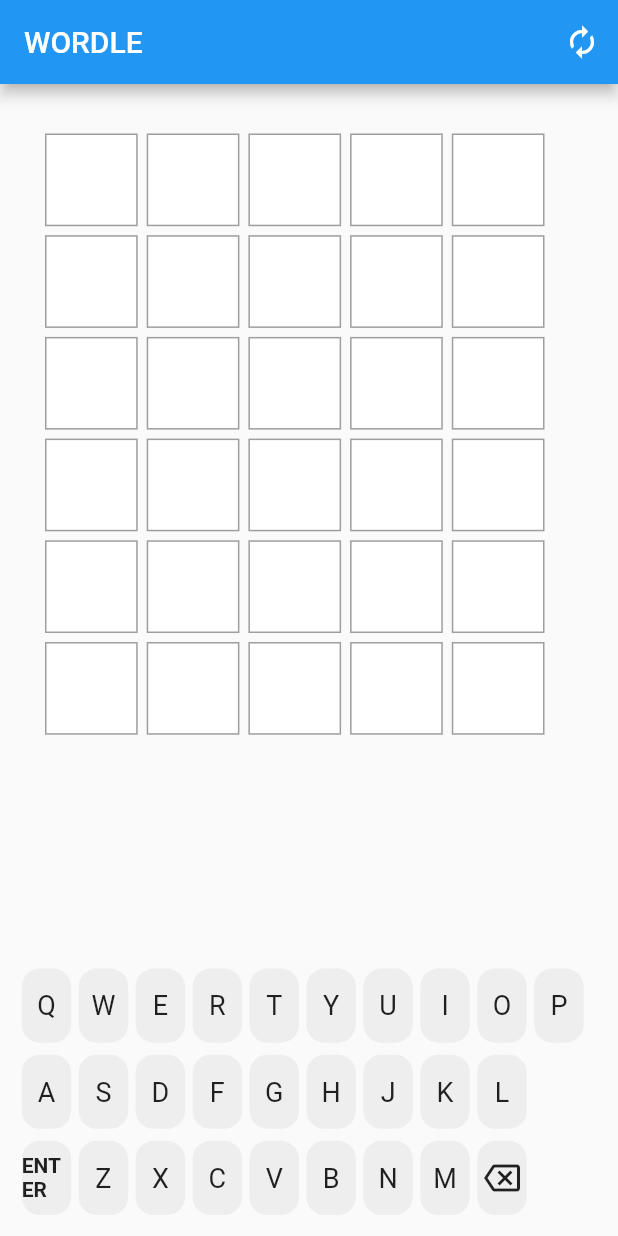
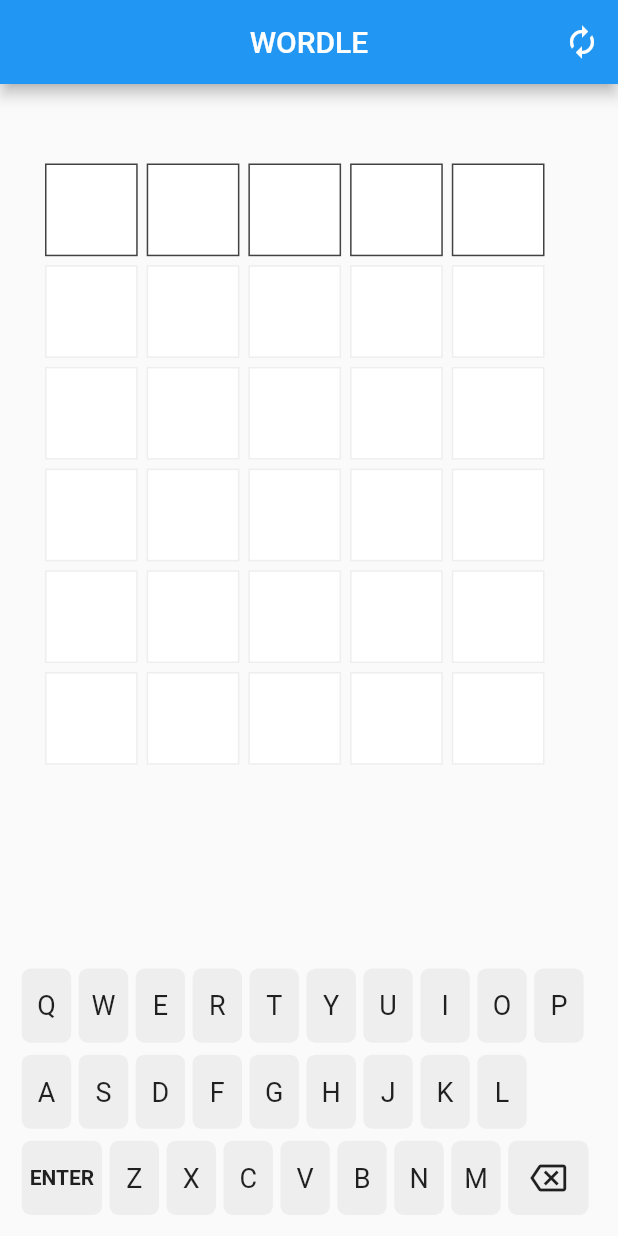
Before and after one commit to abugai01/flutter_wordle_clone, a Flutter app: the screen it shows after launch, on a phone screen of 412 x 824 dp. Run offline on Flutter 3.47's test engine with Material 2 defaults, Android fonts, the phone set to English and light mode, and no system bars; our stand-ins replace flutter_bloc.

Commit message:
bug fixin

```diff
--- a/lib/main.dart
+++ b/lib/main.dart
@@ -1,5 +1,7 @@
 import 'package:flutter/material.dart';
-import 'package:flutter_wordle_clone/pages/home_page.dart';
+import 'package:flutter_bloc/flutter_bloc.dart';
+import 'package:flutter_wordle_clone/cubits/field_cubit.dart';
+import 'package:flutter_wordle_clone/pages/game_page.dart';
 
 void main() {
   runApp(const MyApp());
@@ -18,7 +20,11 @@ class MyApp extends StatelessWidget {
       theme: ThemeData(
         primarySwatch: Colors.blue,
       ),
-      home: const HomePage(),
+      //todo: rename to game cubit!
+      home: BlocProvider<FieldCubit>(
+        create: (context) => FieldCubit(),
+        child: const GamePage(),
+      ),
       debugShowCheckedModeBanner: false,
     );
   }
--- /dev/null
+++ b/lib/models/enums/game_state_enum.dart
@@ -0,0 +1 @@
+enum GameState { active, lost, won }
--- /dev/null
+++ b/lib/models/enums/word_state_enum.dart
@@ -0,0 +1,5 @@
+enum WordState {
+  checked,
+  active,
+  notStarted,
+}
--- a/lib/models/field_model.dart
+++ b/lib/models/field_model.dart
@@ -2,6 +2,8 @@ import 'dart:developer';
 
 import 'package:flutter_wordle_clone/config/constants.dart';
 import 'package:flutter_wordle_clone/helpers/word_helper.dart';
+import 'package:flutter_wordle_clone/models/enums/game_state_enum.dart';
+import 'package:flutter_wordle_clone/models/enums/word_state_enum.dart';
 import 'package:flutter_wordle_clone/models/keyboard_model.dart';
 import 'package:flutter_wordle_clone/models/letter_model.dart';
 import 'package:flutter_wordle_clone/models/word_model.dart';
@@ -15,10 +17,12 @@ class FieldModel {
   Map<int, WordModel> words;
   KeyboardModel keyboard;
   late WordModel winnerWord;
+  GameState gameState;
 
   FieldModel.start()
       : activeCellIndex = 0,
         activeWordIndex = 0,
+        gameState = GameState.active,
         words = <int, WordModel>{},
         keyboard = KeyboardModel() {
     _prepareWords();
@@ -30,14 +34,25 @@ class FieldModel {
   void _prepareWords() {
     for (int i = 0; i < Constants.numberOfWords; i++) {
       words[i] = WordModel.empty();
+
+      if (i == 0) {
+        //todo: null safety!
+        words[i]!.state = WordState.active;
       }
     }
+  }
+
+  //todo: show winner in snack bar!
 
   void _selectWinner() {
     winnerWord = WordModel(WordHelper().getRandomWord());
   }
 
   void addLetter(LetterModel letter) {
+    if (gameState != GameState.active) {
+      return;
+    }
+
     //todo: null safety!!!
     words[activeWordIndex]!.addLetter(activeCellIndex, letter);
 
@@ -48,11 +63,20 @@ class FieldModel {
     log("added letter, now activeCellIndex is: " + activeCellIndex.toString());
   }
 
+  //todo: is there an easier way?
   void removeLetter() {
+    if (gameState != GameState.active) {
+      return;
+    }
+
     //todo: null safety!!! + explain why!
     if (!isAtFirstLetterOfWord) {
-      activeCellIndex -=
-          1; //todo: check if the last (5th) letter is empty. If yes, then we are actually still at the 4th letter, if not, remove the 5th!
+      if (!(isAtLastLetterOfWord &&
+          words[activeWordIndex]!.model[activeCellIndex]!.isEmpty == false)) {
+        activeCellIndex -= 1;
+
+        //todo: check if the last (5th) letter is empty. If yes, then we are actually still at the 4th letter, if not, remove the 5th!
+      }
     }
     words[activeWordIndex]!.removeLetter(activeCellIndex);
 
@@ -61,22 +85,43 @@ class FieldModel {
   }
 
   void trySubmitWord() {
-    if (WordHelper.checkWord(currentWord.toString()) == true) {
+    if (gameState != GameState.active) {
+      return;
+    }
+
+    if (WordHelper.checkWord(currentWord.toString()) != true) {
+      return;
+    }
+
     //todo: null safety here!!!
     words[activeWordIndex]!.check(winnerWord.toString());
+
+    if (isWon == true) {
+      gameState = GameState.won;
+      return;
+    } else {
+      if (isAtLastWord == true) {
+        gameState = GameState.lost;
+        return;
+      } else {
         keyboard.updateKeyboard(words);
         activeCellIndex = 0;
         activeWordIndex += 1;
+        words[activeWordIndex]!.state = WordState.active;
       }
       //todo: else maybe vibrate on incorrect ?
     }
+  }
+
+  bool get isWon => currentWord.isEqual(winnerWord) == true;
 
   bool get isAtFirstLetterOfWord => activeCellIndex == 0;
   bool get isAtLastLetterOfWord =>
       activeCellIndex == Constants.lettersInWord - 1;
-  bool get isAtLastLetterOfField =>
-      activeWordIndex == Constants.numberOfWords - 1 &&
-      isAtLastLetterOfWord == true;
+  // bool get isAtLastLetterOfField =>
+  //     activeWordIndex == Constants.numberOfWords - 1 &&
+  //     isAtLastLetterOfWord == true;
+  bool get isAtLastWord => activeWordIndex == Constants.numberOfWords - 1;
 
   WordModel get currentWord => words[activeWordIndex]!; //todo: null safety
 
--- a/lib/models/letter_model.dart
+++ b/lib/models/letter_model.dart
@@ -7,4 +7,6 @@ class LetterModel {
   LetterModel(this.char)
       : assert(char.length == 0 || char.length == 1),
         state = LetterState.unchecked;
+
+  bool get isEmpty => char == '';
 }
--- a/lib/models/word_model.dart
+++ b/lib/models/word_model.dart
@@ -1,18 +1,21 @@
 import 'package:flutter_wordle_clone/config/constants.dart';
 import 'package:flutter_wordle_clone/models/enums/letter_state_enum.dart';
+import 'package:flutter_wordle_clone/models/enums/word_state_enum.dart';
 import 'package:flutter_wordle_clone/models/letter_model.dart';
 
 class WordModel {
   late Map<int, LetterModel> model;
+  WordState state;
 
   //todo: needed?
   WordModel(String word)
       : assert(word.length == Constants.lettersInWord),
+        state = WordState.notStarted,
         model = <int, LetterModel>{} {
     _fillModel(word);
   }
 
-  WordModel.empty() {
+  WordModel.empty() : state = WordState.notStarted {
     model = _genEmptyModel();
   }
 
@@ -36,7 +39,8 @@ class WordModel {
   void addLetter(int index, LetterModel letter) {
     assert(index >= 0 && index < Constants.lettersInWord);
 
-    model[index] = letter;
+    // Important to create a brand new letter with an unchecked state
+    model[index] = LetterModel(letter.char);
   }
 
   void removeLetter(int index) {
@@ -45,8 +49,9 @@ class WordModel {
     model[index] = LetterModel('');
   }
 
-  //todo: maybe take a Word object as an argument?
+  //todo: maybe take a Word object as an argument? also rename, not clear at the moment
   void check(String word) {
+    //todo: assert it is a valid word?
     assert(word.length == Constants.lettersInWord);
     assert(word.length == model.length);
 
@@ -58,6 +63,8 @@ class WordModel {
       } else {
         model[i]!.state = LetterState.notPresent;
       }
+
+      state = WordState.checked;
     }
   }
 
@@ -72,4 +79,6 @@ class WordModel {
 
     return res;
   }
+
+  bool isEqual(WordModel anotherWord) => toString() == anotherWord.toString();
 }
--- /dev/null
+++ b/lib/pages/game_page.dart
@@ -0,0 +1,64 @@
+import 'package:flutter/material.dart';
+import 'package:flutter_bloc/flutter_bloc.dart';
+import 'package:flutter_wordle_clone/cubits/field_cubit.dart';
+import 'package:flutter_wordle_clone/cubits/states/field_state.dart';
+import 'package:flutter_wordle_clone/widgets/field.dart';
+import 'package:flutter_wordle_clone/widgets/keyboard.dart';
+
+import '../models/enums/game_state_enum.dart';
+
+//todo: inactive border colors!!! light grey vs bright grey
+class GamePage extends StatelessWidget {
+  const GamePage({Key? key}) : super(key: key);
+
+  @override
+  Widget build(BuildContext context) {
+    return Scaffold(
+      appBar: AppBar(
+        title: const Text('WORDLE'),
+        centerTitle: true,
+        actions: [
+          IconButton(
+              onPressed: () {
+                context
+                    .read<FieldCubit>()
+                    .resetGame(); //todo: couldn;'t find cubit
+              },
+              icon: const Icon(Icons.autorenew))
+        ],
+      ),
+      body: BlocBuilder<FieldCubit, FieldState>(builder: (context, state) {
+        if (state is FieldGenericState) {
+          return Padding(
+            padding: const EdgeInsets.symmetric(vertical: 10, horizontal: 12),
+            child: Column(
+                mainAxisAlignment: MainAxisAlignment.center,
+                crossAxisAlignment: CrossAxisAlignment.center,
+                children: <Widget>[
+                  //todo: separate widget!
+                  SizedBox(
+                      height: 40,
+                      child: () {
+                        if (state.field.gameState != GameState.active) {
+                          return Align(
+                              alignment: Alignment.center,
+                              child: Text(state.field.gameState == GameState.won
+                                  ? 'You won'
+                                  : 'You lost, answer was ${state.field.winnerWord.toString()}'));
+                        } else {
+                          return null;
+                        }
+                      }()),
+                  Field(state.field),
+                  Expanded(child: Container()),
+                  //todo: actually the field should be expanded
+                  Keyboard(state.field),
+                ]),
+          );
+        } else {
+          return const Center(child: Text('Sorry, something went wrong'));
+        }
+      }),
+    );
+  }
+}
--- a/lib/pages/home_page.dart
+++ /dev/null
@@ -1,51 +0,0 @@
-import 'package:flutter/material.dart';
-import 'package:flutter_bloc/flutter_bloc.dart';
-import 'package:flutter_wordle_clone/cubits/field_cubit.dart';
-import 'package:flutter_wordle_clone/cubits/states/field_state.dart';
-import 'package:flutter_wordle_clone/widgets/field.dart';
-import 'package:flutter_wordle_clone/widgets/keyboard.dart';
-
-//todo: inactive border colors!!! light grey vs bright grey
-class HomePage extends StatelessWidget {
-  const HomePage({Key? key}) : super(key: key);
-
-  @override
-  Widget build(BuildContext context) {
-    return BlocProvider<FieldCubit>(
-      create: (context) => FieldCubit(),
-      child: Scaffold(
-        appBar: AppBar(
-          title: const Text('WORDLE'),
-          actions: [
-            IconButton(
-                onPressed: () {
-                  context
-                      .read<FieldCubit>()
-                      .resetGame(); //todo: couldn;'t find cubit
-                },
-                icon: const Icon(Icons.autorenew))
-          ],
-        ),
-        body: BlocBuilder<FieldCubit, FieldState>(builder: (context, state) {
-          if (state is FieldGenericState) {
-            return Padding(
-              padding: const EdgeInsets.symmetric(vertical: 10, horizontal: 12),
-              child: Column(
-                  mainAxisAlignment: MainAxisAlignment.center,
-                  crossAxisAlignment: CrossAxisAlignment.center,
-                  children: <Widget>[
-                    const SizedBox(height: 20),
-                    Field(state.field),
-                    Expanded(child: Container()),
-                    //todo: actually the field should be expanded
-                    Keyboard(state.field),
-                  ]),
-            );
-          } else {
-            return const Center(child: Text('Sorry, something went wrong'));
-          }
-        }),
-      ),
-    );
-  }
-}
--- a/lib/widgets/cell.dart
+++ b/lib/widgets/cell.dart
@@ -1,13 +1,15 @@
 import 'package:flutter/material.dart';
 import 'package:flutter_wordle_clone/config/style.dart';
 import 'package:flutter_wordle_clone/models/enums/letter_state_enum.dart';
+import 'package:flutter_wordle_clone/models/enums/word_state_enum.dart';
 import 'package:flutter_wordle_clone/models/letter_model.dart';
 import 'package:flutter_wordle_clone/widgets/cell_letter.dart';
 
 class Cell extends StatelessWidget {
   final LetterModel letter;
+  final WordState wordState;
 
-  const Cell(this.letter, {Key? key}) : super(key: key);
+  const Cell(this.letter, this.wordState, {Key? key}) : super(key: key);
 
   @override
   Widget build(BuildContext context) {
@@ -19,8 +21,8 @@ class Cell extends StatelessWidget {
         height: side,
         width: side,
         decoration: BoxDecoration(
-          border: Border.all(color: _getBorderColorByState(letter.state)),
-          color: _getBackgroundColorByState(letter.state),
+          border: Border.all(color: _getBorderColor(letter.state, wordState)),
+          color: _getBackgroundColor(letter.state, wordState),
         ),
         child: CellLetter(letter),
       ),
@@ -28,8 +30,9 @@ class Cell extends StatelessWidget {
   }
 
   //todo: same as keyboard button!
-  Color _getBackgroundColorByState(LetterState state) {
-    switch (state) {
+  Color _getBackgroundColor(LetterState letterState, WordState wordState) {
+    if (wordState == WordState.checked) {
+      switch (letterState) {
         case LetterState.correctSpot:
           return green;
         case LetterState.wrongSpotButPresent:
@@ -41,11 +44,17 @@ class Cell extends StatelessWidget {
         default:
           return white;
       }
+    } else {
+      return white;
+    }
   }
 
-  Color _getBorderColorByState(LetterState state) {
-    if (state == LetterState.unchecked) {
-      return grey;
+  //todo: no border at all instead of white!
+  Color _getBorderColor(LetterState letterState, WordState wordState) {
+    if (wordState == WordState.notStarted) {
+      return lightGrey;
+    } else if (wordState == WordState.active) {
+      return darkGrey;
     } else {
       return white;
     }
--- a/lib/widgets/field.dart
+++ b/lib/widgets/field.dart
@@ -36,7 +36,7 @@ class Field extends StatelessWidget {
 
     for (int i = 0; i < word.model.length; i++) {
       //todo: null safety!
-      res.add(Cell(word.model[i]!));
+      res.add(Cell(word.model[i]!, word.state));
     }
 
     return res;
--- a/lib/widgets/keyboard.dart
+++ b/lib/widgets/keyboard.dart
@@ -1,6 +1,5 @@
 import 'package:flutter/material.dart';
 import 'package:flutter_wordle_clone/models/field_model.dart';
-import 'package:flutter_wordle_clone/models/letter_model.dart';
 import 'package:flutter_wordle_clone/widgets/keyboard_button.dart';
 
 class Keyboard extends StatelessWidget {
@@ -12,42 +11,77 @@ class Keyboard extends StatelessWidget {
   //todo: keyboard model?
   @override
   Widget build(BuildContext context) {
-    return Column(children: <Widget>[
-      //todo: and what about special buttons?
+    return Column(
+        crossAxisAlignment: CrossAxisAlignment.center,
+        children: <Widget>[
+          //todo: block keyboard if game not active or last letter, etc.
           Row(children: <Widget>[
-        KeyboardButton(letter: LetterModel('Q')),
-        KeyboardButton(letter: LetterModel('W')),
-        KeyboardButton(letter: LetterModel('E')),
-        KeyboardButton(letter: LetterModel('R')),
-        KeyboardButton(letter: LetterModel('T')),
-        KeyboardButton(letter: LetterModel('Y')),
-        KeyboardButton(letter: LetterModel('U')),
-        KeyboardButton(letter: LetterModel('I')),
-        KeyboardButton(letter: LetterModel('O')),
-        KeyboardButton(letter: LetterModel('P')),
+            KeyboardButton(letter: field.keyboard.letters['Q']),
+            KeyboardButton(letter: field.keyboard.letters['W']),
+            KeyboardButton(letter: field.keyboard.letters['E']),
+            KeyboardButton(letter: field.keyboard.letters['R']),
+            KeyboardButton(letter: field.keyboard.letters['T']),
+            KeyboardButton(letter: field.keyboard.letters['Y']),
+            KeyboardButton(letter: field.keyboard.letters['U']),
+            KeyboardButton(letter: field.keyboard.letters['I']),
+            KeyboardButton(letter: field.keyboard.letters['O']),
+            KeyboardButton(letter: field.keyboard.letters['P']),
           ]),
           Row(children: <Widget>[
-        KeyboardButton(letter: LetterModel('A')),
-        KeyboardButton(letter: LetterModel('S')),
-        KeyboardButton(letter: LetterModel('D')),
-        KeyboardButton(letter: LetterModel('F')),
-        KeyboardButton(letter: LetterModel('G')),
-        KeyboardButton(letter: LetterModel('H')),
-        KeyboardButton(letter: LetterModel('J')),
-        KeyboardButton(letter: LetterModel('K')),
-        KeyboardButton(letter: LetterModel('L')),
+            KeyboardButton(letter: field.keyboard.letters['A']),
+            KeyboardButton(letter: field.keyboard.letters['S']),
+            KeyboardButton(letter: field.keyboard.letters['D']),
+            KeyboardButton(letter: field.keyboard.letters['F']),
+            KeyboardButton(letter: field.keyboard.letters['G']),
+            KeyboardButton(letter: field.keyboard.letters['H']),
+            KeyboardButton(letter: field.keyboard.letters['J']),
+            KeyboardButton(letter: field.keyboard.letters['K']),
+            KeyboardButton(letter: field.keyboard.letters['L']),
           ]),
           Row(children: <Widget>[
             const KeyboardButton(buttonType: KeyboardButtonType.enter),
-        KeyboardButton(letter: LetterModel('Z')),
-        KeyboardButton(letter: LetterModel('X')),
-        KeyboardButton(letter: LetterModel('C')),
-        KeyboardButton(letter: LetterModel('V')),
-        KeyboardButton(letter: LetterModel('B')),
-        KeyboardButton(letter: LetterModel('N')),
-        KeyboardButton(letter: LetterModel('M')),
+            KeyboardButton(letter: field.keyboard.letters['Z']),
+            KeyboardButton(letter: field.keyboard.letters['X']),
+            KeyboardButton(letter: field.keyboard.letters['C']),
+            KeyboardButton(letter: field.keyboard.letters['V']),
+            KeyboardButton(letter: field.keyboard.letters['B']),
+            KeyboardButton(letter: field.keyboard.letters['N']),
+            KeyboardButton(letter: field.keyboard.letters['M']),
             const KeyboardButton(buttonType: KeyboardButtonType.remove),
           ]),
+          //   KeyboardButton(letter: LetterModel('Q')),
+          //   KeyboardButton(letter: LetterModel('W')),
+          //   KeyboardButton(letter: LetterModel('E')),
+          //   KeyboardButton(letter: LetterModel('R')),
+          //   KeyboardButton(letter: LetterModel('T')),
+          //   KeyboardButton(letter: LetterModel('Y')),
+          //   KeyboardButton(letter: LetterModel('U')),
+          //   KeyboardButton(letter: LetterModel('I')),
+          //   KeyboardButton(letter: LetterModel('O')),
+          //   KeyboardButton(letter: LetterModel('P')),
+          // ]),
+          // Row(children: <Widget>[
+          //   KeyboardButton(letter: LetterModel('A')),
+          //   KeyboardButton(letter: LetterModel('S')),
+          //   KeyboardButton(letter: LetterModel('D')),
+          //   KeyboardButton(letter: LetterModel('F')),
+          //   KeyboardButton(letter: LetterModel('G')),
+          //   KeyboardButton(letter: LetterModel('H')),
+          //   KeyboardButton(letter: LetterModel('J')),
+          //   KeyboardButton(letter: LetterModel('K')),
+          //   KeyboardButton(letter: LetterModel('L')),
+          // ]),
+          // Row(children: <Widget>[
+          //   const KeyboardButton(buttonType: KeyboardButtonType.enter),
+          //   KeyboardButton(letter: LetterModel('Z')),
+          //   KeyboardButton(letter: LetterModel('X')),
+          //   KeyboardButton(letter: LetterModel('C')),
+          //   KeyboardButton(letter: LetterModel('V')),
+          //   KeyboardButton(letter: LetterModel('B')),
+          //   KeyboardButton(letter: LetterModel('N')),
+          //   KeyboardButton(letter: LetterModel('M')),
+          //   const KeyboardButton(buttonType: KeyboardButtonType.remove),
+          // ]),
         ]);
   }
 
--- a/lib/widgets/keyboard_button.dart
+++ b/lib/widgets/keyboard_button.dart
@@ -17,7 +17,8 @@ class KeyboardButton extends StatelessWidget {
   @override
   Widget build(BuildContext context) {
     //todo: pass size from config
-    final double width = MediaQuery.of(context).size.width * 0.08;
+    final double width = MediaQuery.of(context).size.width *
+        (buttonType == KeyboardButtonType.letter ? 0.08 : 0.13);
     final double height = MediaQuery.of(context).size.height * 0.06;
 
     return GestureDetector(
@@ -40,7 +41,7 @@ class KeyboardButton extends StatelessWidget {
           width: width,
           decoration: BoxDecoration(
             color: _getBackgroundColor(buttonType, letter),
-            borderRadius: const BorderRadius.all(Radius.circular(12)),
+            borderRadius: const BorderRadius.all(Radius.circular(6)),
           ),
           child: _genChildByType(buttonType),
         ),
```
Also changed, not shown: lib/cubits/field_cubit.dart (+10 -0 lines). Lines whose indentation alone changed are shown as unchanged.
